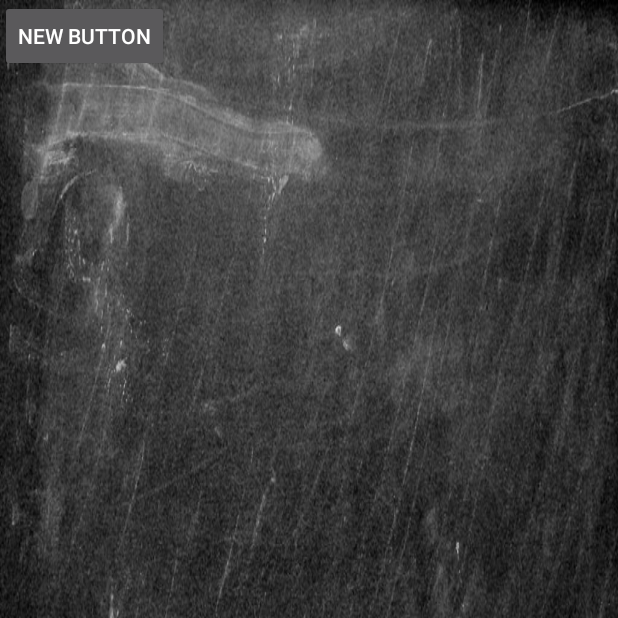
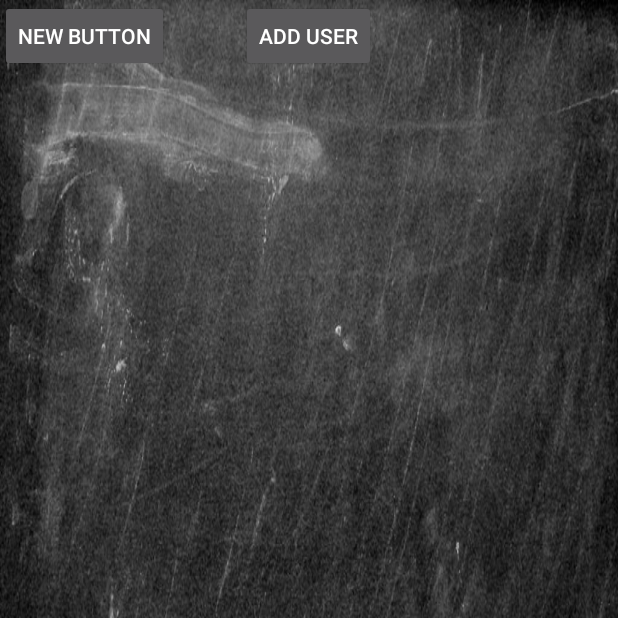
Before and after one commit to KevinThielen/RockPaperToe, an Android app: the BoardActivity screen opened directly, with no data from a screen before it, after a tap on "NEW BUTTON", on a phone screen of 412 x 824 dp, the top half of it. Run offline under Robolectric (Android 15) with nearby library versions, the phone set to English and light mode, and no system bars.

Commit message:
minor GUI changes

```diff
--- a/app/src/main/java/seng1/rockpapertoe/BoardActivity.java
+++ b/app/src/main/java/seng1/rockpapertoe/BoardActivity.java
@@ -12,17 +12,25 @@ public class BoardActivity extends AppCompatActivity {
     protected void onCreate(Bundle savedInstanceState) {
         super.onCreate(savedInstanceState);
         setContentView(R.layout.activity_board);
+        hmt = new HighscoreMockupTest();
     }
 
-    public void getTop3(View v){
-        TextView output = (TextView) findViewById(R.id.editText);
+    HighscoreMockupTest hmt;
 
-        HighscoreMockupTest hmt = new HighscoreMockupTest();
+    public void getTop10(View v){
 
-        for (HighscoreMockup hm: hmt.getTop3()) {
-            output.setText(hm.toString() + System.getProperty("line.separator"));
+        for (HighscoreMockup hm: hmt.getTop10()) {
             Log.d("Datensatz:", hm.toString());
         }
 
     }
+
+    public void addUser(View v){
+        HighscoreMockup hm = new HighscoreMockup();
+        hm.setId(4);
+        hm.setName("UuUuUuUuU");
+        hm.setScore(5);
+        hm.setRanking(2);
+        hmt.addNewUser(hm);
+    }
 }
--- a/app/src/main/java/seng1/rockpapertoe/HighscoreMockupTest.java
+++ b/app/src/main/java/seng1/rockpapertoe/HighscoreMockupTest.java
@@ -26,8 +26,8 @@ public class HighscoreMockupTest {
         // Szenario b
         b.setId(2);
         b.setName("Joo");
-        b.setRanking(2);
-        b.setScore(7);
+        b.setRanking(10);
+        b.setScore(1);
 
         // Szenario c
         c.setId(3);
@@ -44,9 +44,13 @@ public class HighscoreMockupTest {
         //Collections.sort(highscores);
     }
 
-    public ArrayList<HighscoreMockup> getTop3(){
+    public ArrayList<HighscoreMockup> getTop10(){
         Collections.sort(highscores);
         return this.highscores;
     }
 
+    public void addNewUser(HighscoreMockup hm){
+        this.highscores.add(hm);
+    }
+
 }
--- a/app/src/main/res/layout/activity_board.xml
+++ b/app/src/main/res/layout/activity_board.xml
@@ -20,6 +20,14 @@
         android:text="New Button"
         android:id="@+id/button"
         android:layout_gravity="left|top"
-        android:onClick="getTop3"/>
+        android:onClick="getTop10"/>
+
+    <Button
+        android:layout_width="wrap_content"
+        android:layout_height="wrap_content"
+        android:text="ADD User"
+        android:id="@+id/button2"
+        android:layout_gravity="center_horizontal|top"
+        android:onClick="addUser"/>
 
 </FrameLayout>
```
